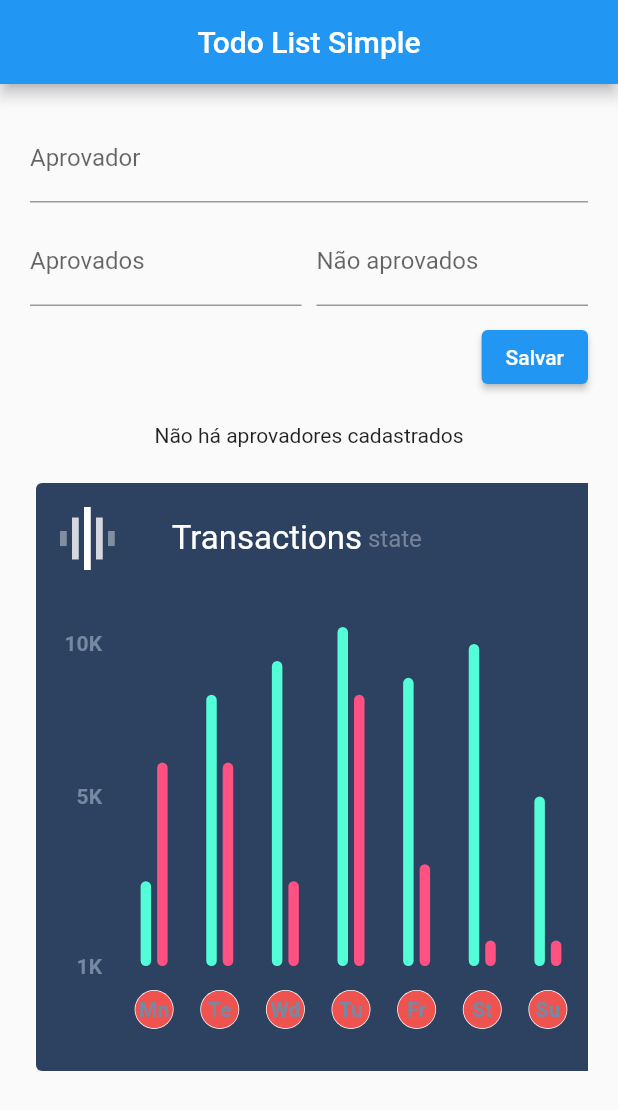
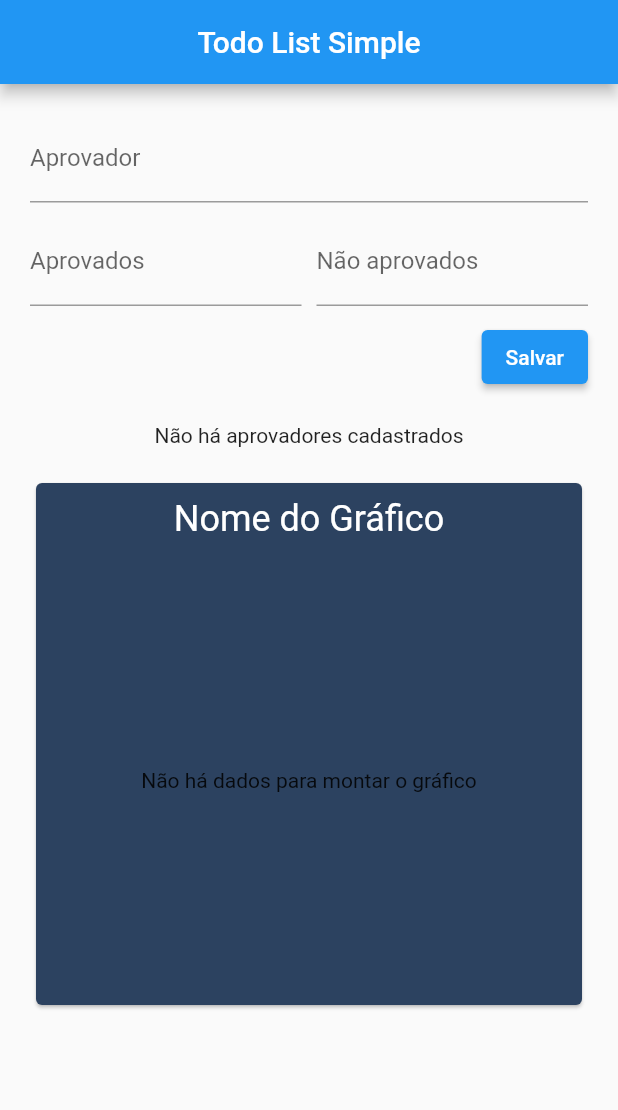
Before and after one commit to brunozupp/todo_list_with_dismissible, a Flutter app: the screen it shows after launch, on a phone screen of 412 x 824 dp. Shown: the top 1110 px of the screen. Run offline on Flutter 3.47's test engine with Material 2 defaults, Android fonts, the phone set to English and light mode, and no system bars; drawn by our look-alikes of fl_chart; our stand-ins replace flutter_mobx, mobx; generated files the repository leaves out were written again.

Commit message:
Mudanças

```diff
--- a/lib/app/pages/todo_list_simple/widgets/chart_simple_widget.dart
+++ b/lib/app/pages/todo_list_simple/widgets/chart_simple_widget.dart
@@ -1,5 +1,6 @@
 import 'package:fl_chart/fl_chart.dart';
 import 'package:flutter/material.dart';
+import 'package:flutter_mobx/flutter_mobx.dart';
 
 import 'package:todo_list_with_dismissible/app/pages/todo_list_simple/controller/todo_list_simple_controller.dart';
 
@@ -18,90 +19,53 @@ class ChartSimpleWidget extends StatefulWidget {
 
 class _ChartSimpleWidgetState extends State<ChartSimpleWidget> {
 
-  final Color leftBarColor = const Color(0xff53fdd7);
-  final Color rightBarColor = const Color(0xffff5182);
-  final double width = 7;
-
-  late List<BarChartGroupData> rawBarGroups;
-  late List<BarChartGroupData> showingBarGroups;
-
   int touchedGroupIndex = -1;
-
-  @override
-  void initState() {
-    super.initState();
-    final barGroup1 = makeGroupData(0, 5, 12);
-    final barGroup2 = makeGroupData(1, 16, 12);
-    final barGroup3 = makeGroupData(2, 18, 5);
-    final barGroup4 = makeGroupData(3, 20, 16);
-    final barGroup5 = makeGroupData(4, 17, 6);
-    final barGroup6 = makeGroupData(5, 19, 1.5);
-    final barGroup7 = makeGroupData(6, 10, 1.5);
-
-    final items = [
-      barGroup1,
-      barGroup2,
-      barGroup3,
-      barGroup4,
-      barGroup5,
-      barGroup6,
-      barGroup7,
-    ];
-
-    rawBarGroups = items;
-
-    showingBarGroups = rawBarGroups;
-  }
-
 
   @override
   Widget build(BuildContext context) {
     return SizedBox(
-      height: 400,
-      child: SingleChildScrollView(
+      width: MediaQuery.of(context).size.width,
+      child: Card(
+        elevation: 1,
+        shape: RoundedRectangleBorder(borderRadius: BorderRadius.circular(4)),
+        color: const Color(0xff2c4260),
+        child: Column(
+          children: [
+            const Padding(
+              padding: EdgeInsets.symmetric(
+                vertical: 10,
+              ),
+              child: Text(
+                "Nome do Gráfico",
+                textAlign: TextAlign.center,
+                style: TextStyle(
+                  color: Colors.white,
+                  fontSize: 24,
+                ),
+              ),
+            ),
+            SingleChildScrollView(
               scrollDirection: Axis.horizontal,
+              child: SizedBox(
+                height: 300,
                 child: AspectRatio(
                   aspectRatio: 1,
-          child: Card(
-            elevation: 0,
-            shape: RoundedRectangleBorder(borderRadius: BorderRadius.circular(4)),
-            color: const Color(0xff2c4260),
                   child: Padding(
                     padding: const EdgeInsets.all(16),
-              child: Column(
-                crossAxisAlignment: CrossAxisAlignment.stretch,
-                mainAxisAlignment: MainAxisAlignment.start,
-                mainAxisSize: MainAxisSize.max,
-                children: <Widget>[
-                  Row(
-                    crossAxisAlignment: CrossAxisAlignment.center,
-                    mainAxisSize: MainAxisSize.min,
-                    mainAxisAlignment: MainAxisAlignment.start,
-                    children: <Widget>[
-                      makeTransactionsIcon(),
-                      const SizedBox(
-                        width: 38,
-                      ),
-                      const Text(
-                        'Transactions',
-                        style: TextStyle(color: Colors.white, fontSize: 22),
-                      ),
-                      const SizedBox(
-                        width: 4,
-                      ),
-                      const Text(
-                        'state',
-                        style: TextStyle(color: Color(0xff77839a), fontSize: 16),
-                      ),
-                    ],
-                  ),
-                  const SizedBox(
-                    height: 38,
-                  ),
-                  Expanded(
-                    child: BarChart(
+                    child: Observer(
+                      builder: (context) {
+
+                        if(widget.controller.approvers.isEmpty) {
+                          return const Center(
+                            child: Text("Não há dados para montar o gráfico"),
+                          );
+                        }
+
+                        return BarChart(
                           BarChartData(
-                        maxY: 20,
+                            alignment: BarChartAlignment.start,
+                            maxY: widget.controller.maxY,
+                            groupsSpace: 20,
                             barTouchData: BarTouchData(
                               touchTooltipData: BarTouchTooltipData(
                                 tooltipBgColor: Colors.grey,
@@ -121,13 +85,13 @@ class _ChartSimpleWidgetState extends State<ChartSimpleWidget> {
                                 sideTitles: SideTitles(
                                   showTitles: true,
                                   getTitlesWidget: bottomTitles,
-                              reservedSize: 42,
+                                  reservedSize: 45,
                                 ),
                               ),
                               leftTitles: AxisTitles(
                                 sideTitles: SideTitles(
                                   showTitles: true,
-                              reservedSize: 28,
+                                  reservedSize: 35,
                                   interval: 1,
                                   getTitlesWidget: leftTitles,
                                 ),
@@ -136,18 +100,17 @@ class _ChartSimpleWidgetState extends State<ChartSimpleWidget> {
                             borderData: FlBorderData(
                               show: false,
                             ),
-                        barGroups: showingBarGroups,
+                            barGroups: widget.controller.chartData,
                             gridData: FlGridData(show: false),
+                          ),
+                        );
+                      }
                     ),
                   ),
                 ),
-                  const SizedBox(
-                    height: 12,
+              ),
             ),
           ],
-              ),
-            ),
-          ),
         ),
       ),
     );
@@ -160,24 +123,38 @@ class _ChartSimpleWidgetState extends State<ChartSimpleWidget> {
       fontSize: 14,
     );
     String text;
-    if (value == 0) {
-      text = '1K';
-    } else if (value == 10) {
-      text = '5K';
-    } else if (value == 19) {
-      text = '10K';
+
+    if(value == 0) {
+      text = "0";
+    } else if(value % 10 == 0) {
+      text = value.toString();
+      text = text.substring(0,text.indexOf(".") + 2);
     } else {
       return Container();
     }
+
     return SideTitleWidget(
       axisSide: meta.axisSide,
-      space: 0,
+      space: 20,
       child: Text(text, style: style),
     );
   }
 
+  //String _getTextLeftLegend(double)
+
   Widget bottomTitles(double value, TitleMeta meta) {
-    List<String> titles = ["Mn", "Te", "Wd", "Tu", "Fr", "St", "Su"];
+
+    final int index;
+
+    if(value == 0) {
+      index = 0;
+    } else if(value % 2 == 0) {
+      index = (value / 2).toInt();
+    } else {
+      return Container();
+    }
+
+    final approver = widget.controller.approvers[index];
 
     return SideTitleWidget(
       axisSide: meta.axisSide,
@@ -185,8 +162,6 @@ class _ChartSimpleWidgetState extends State<ChartSimpleWidget> {
       child: Tooltip(
         message: "Nome do usuário",
         triggerMode: TooltipTriggerMode.tap,
-        waitDuration: Duration(seconds: 1),
-        showDuration: Duration(seconds: 1),
         child: Stack(
           alignment: Alignment.center,
           children: [
@@ -195,21 +170,21 @@ class _ChartSimpleWidgetState extends State<ChartSimpleWidget> {
                 color: Colors.white,
                 shape: BoxShape.circle,
               ),
-              height: 30,
-              width: 30,
+              height: 45,
+              width: 45,
             ),
             Container(
-              decoration: BoxDecoration(
-                color: Colors.red.shade400,
+              decoration: const BoxDecoration(
+                color: Colors.blue,
                 shape: BoxShape.circle,
               ),
               height: 25,
               width: 25,
               child: Center(
                 child: Text(
-                  titles[value.toInt()],
+                  _getInitials(approver.name),
                   style: const TextStyle(
-                    color: Color(0xff7589a2),
+                    color: Colors.white,
                     fontWeight: FontWeight.bold,
                     fontSize: 14,
                   ),
@@ -220,21 +195,6 @@ class _ChartSimpleWidgetState extends State<ChartSimpleWidget> {
         ),
       ),
     );
-  }
-
-  BarChartGroupData makeGroupData(int x, double y1, double y2) {
-    return BarChartGroupData(barsSpace: 4, x: x, barRods: [
-      BarChartRodData(
-        toY: y1,
-        color: leftBarColor,
-        width: width,
-      ),
-      BarChartRodData(
-        toY: y2,
-        color: rightBarColor,
-        width: width,
-      ),
-    ]);
   }
 
   Widget makeTransactionsIcon() {
@@ -284,4 +244,22 @@ class _ChartSimpleWidgetState extends State<ChartSimpleWidget> {
       ],
     );
   }
+
+  String _getInitials(String name) {
+    if (name.isEmpty) {
+      return "";
     }
+
+    var nomes = name.split(" ");
+
+    if (nomes.length == 1) {
+      if (nomes.first.length == 1) {
+        return (nomes.first[0]).toUpperCase();
+      }
+
+      return (nomes.first[0] + nomes.first[1]).toUpperCase();
+    }
+
+    return (nomes[0][0] + nomes[nomes.length - 1][0]).toUpperCase();
+  }
+}
```
Also changed, not shown: lib/app/pages/todo_list_simple/controller/todo_list_simple_controller.dart (+58 -0 lines), lib/app/pages/todo_list_simple/controller/todo_list_simple_controller.g.dart. Lines whose indentation alone changed are shown as unchanged.
